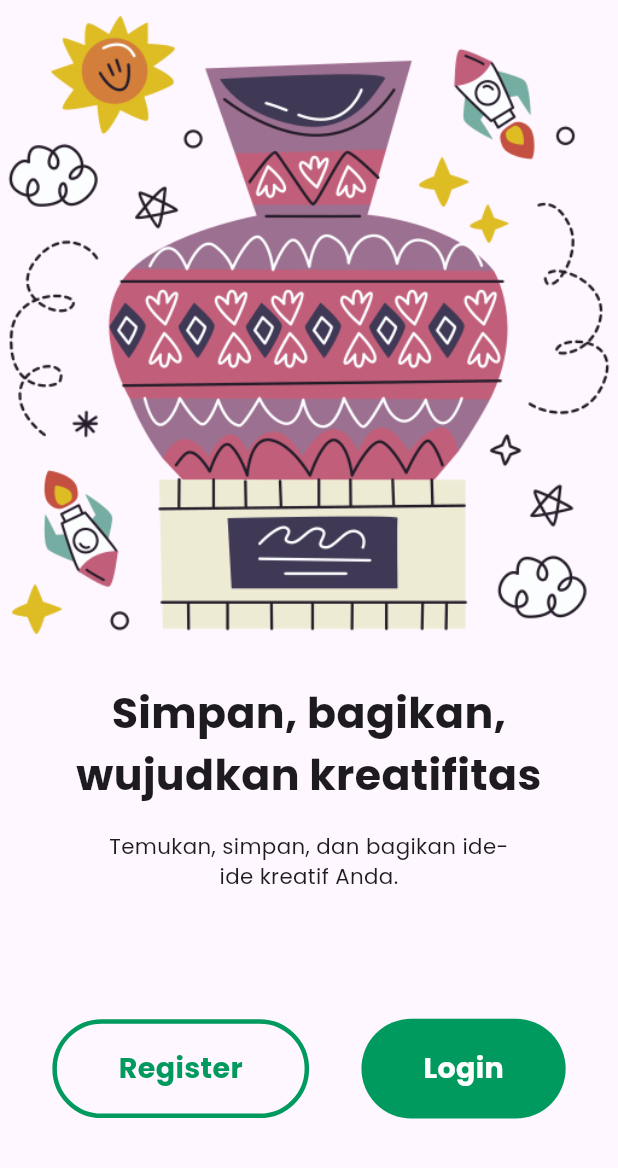
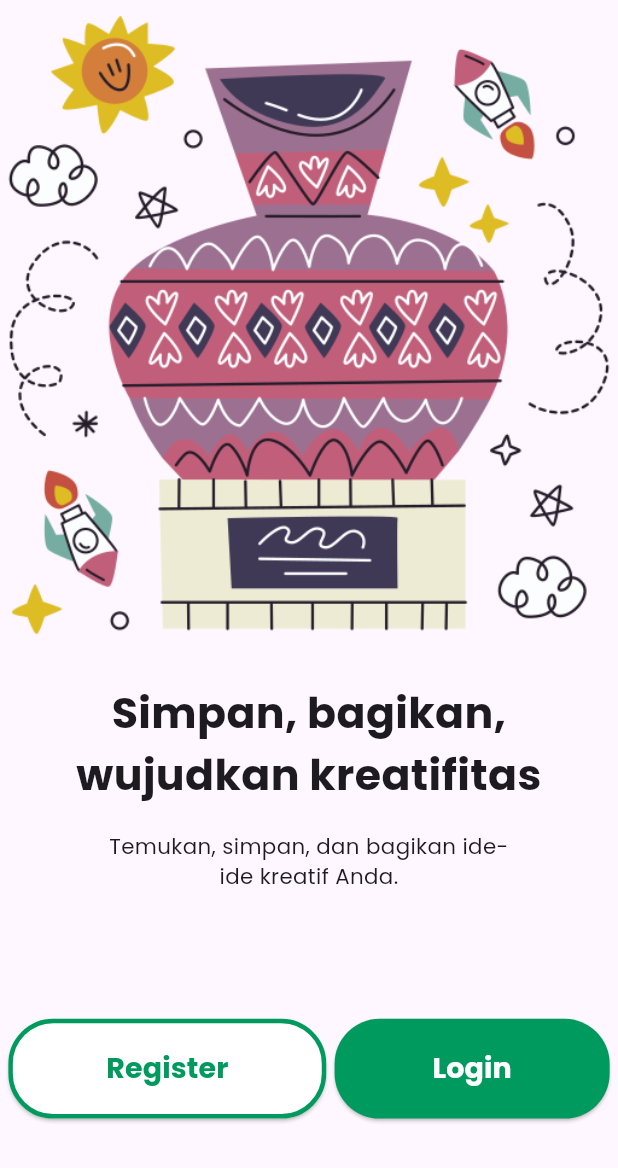
Before and after one commit to Ratih-Shinta/Inrest-App, a Flutter app: the LandingPageView screen opened by its route, on a phone screen of 412 x 824 dp, the part 68-1236 px from its top. Run offline on Flutter 3.47's test engine with Material 3 defaults, Android fonts, the phone set to English and light mode, and no system bars; our stand-ins replace get, google_fonts.

Commit message:
second commit

```diff
--- /dev/null
+++ b/lib/app/pages/home_page/bindings/home_page_binding.dart
@@ -0,0 +1,9 @@
+import 'package:get/get.dart';
+import 'package:inrest_app/app/pages/home_page/controllers/home_page_controller.dart';
+
+class HomePageBinding extends Bindings {
+  @override
+  void dependencies() {
+    Get.lazyPut<HomePageController>(() => HomePageController());
+  }
+}
--- /dev/null
+++ b/lib/app/pages/home_page/controllers/home_page_controller.dart
@@ -0,0 +1,5 @@
+import 'package:get/get_state_manager/src/simple/get_controllers.dart';
+
+class HomePageController extends GetxController{
+
+}
--- a/lib/app/pages/landing_page/views/landing_page_view.dart
+++ b/lib/app/pages/landing_page/views/landing_page_view.dart
@@ -1,6 +1,7 @@
 import 'package:flutter/material.dart';
 import 'package:get/get.dart';
 import 'package:inrest_app/app/pages/landing_page/controllers/landing_page_controller.dart';
+import 'package:inrest_app/app/routes/app_pages.dart';
 import 'package:inrest_app/themes/color_themes.dart';
 import 'package:inrest_app/themes/default_themes.dart';
 import 'package:inrest_app/themes/image_themes.dart';
@@ -63,34 +64,41 @@ class LandingPageView extends GetView<LandingPageController> {
               child: Row(
                   mainAxisAlignment: MainAxisAlignment.spaceEvenly,
                   children: [
-                    Container(
+                    ElevatedButton(
+                        onPressed: () => Get.toNamed(Routes.REGISTER_PAGE),
+                        style: ElevatedButton.styleFrom(
+                            backgroundColor: whiteColor,
+                            side: BorderSide(color: primaryColor, width: 3),
+                            shape: RoundedRectangleBorder(
+                              borderRadius: BorderRadius.circular(30.0),
+                            )),
+                        child: Padding(
                           padding: EdgeInsets.symmetric(
                               horizontal: sizeWidth * 0.1,
-                          vertical: sizeHeight * 0.02),
-                      decoration: BoxDecoration(
-                        border: Border.all(
-                          color: primaryColor,
-                          width: 3,
-                        ),
-                        borderRadius: BorderRadius.circular(50),
-                      ),
+                              vertical: sizeHeight * 0.024),
                           child: Text(
                             "Register",
                             style: registerLandingPage,
                           ),
+                        )),
+                    ElevatedButton(
+                      onPressed: () => Get.toNamed(Routes.LOGIN_PAGE),
+                      style: ElevatedButton.styleFrom(
+                        backgroundColor: primaryColor,
+                        shape: RoundedRectangleBorder(
+                          borderRadius: BorderRadius.circular(30.0),
                         ),
-                    Container(
+                      ),
+                      child: Padding(
                         padding: EdgeInsets.symmetric(
                             horizontal: sizeWidth * 0.1,
                             vertical: sizeHeight * 0.024),
-                      decoration: BoxDecoration(
-                          borderRadius: BorderRadius.circular(50),
-                          color: primaryColor),
                         child: Text(
                           "Login",
                           style: loginLandingPage,
                         ),
                       ),
+                    )
                   ])),
         ],
       )),
--- a/lib/app/pages/login_page/views/login_page_view.dart
+++ b/lib/app/pages/login_page/views/login_page_view.dart
@@ -3,6 +3,7 @@ import 'package:get/get.dart';
 import 'package:inrest_app/app/pages/login_page/controllers/login_page_controller.dart';
 import 'package:inrest_app/app/pages/login_page/views/widgets/or_login_page_widget.dart';
 import 'package:inrest_app/app/pages/login_page/views/widgets/text_field_login_page_widgets.dart';
+import 'package:inrest_app/app/routes/app_pages.dart';
 import 'package:inrest_app/themes/color_themes.dart';
 import 'package:inrest_app/themes/default_themes.dart';
 import 'package:inrest_app/themes/image_themes.dart';
@@ -64,7 +65,9 @@ class LoginPageView extends GetView<LoginPageController> {
                       ),
                     ),
                     SizedBox(height: sizeHeight * 0.02),
-                    Container(
+                    InkWell(
+                      onTap: () => Get.offNamed(Routes.HOME_PAGE),
+                      child: Container(
                         alignment: Alignment.center,
                         width: sizeWidth,
                         height: sizeHeight * 0.068,
@@ -74,6 +77,7 @@ class LoginPageView extends GetView<LoginPageController> {
                         child: Text(
                           "Login",
                           style: buttonLoginPage,
+                        ),
                       ),
                     ),
                     SizedBox(height: sizeHeight * 0.02),
--- a/lib/app/pages/register_page/views/register_page_view.dart
+++ b/lib/app/pages/register_page/views/register_page_view.dart
@@ -3,6 +3,7 @@ import 'package:get/get.dart';
 import 'package:inrest_app/app/pages/login_page/views/widgets/text_field_login_page_widgets.dart';
 import 'package:inrest_app/app/pages/register_page/controllers/register_page_controller.dart';
 import 'package:inrest_app/app/pages/register_page/views/widgets/or_register_page_widget.dart';
+import 'package:inrest_app/app/routes/app_pages.dart';
 import 'package:inrest_app/themes/color_themes.dart';
 import 'package:inrest_app/themes/default_themes.dart';
 import 'package:inrest_app/themes/image_themes.dart';
@@ -68,7 +69,9 @@ class RegisterPageView extends GetView<RegisterPageController> {
                     ),
                     TextFieldLoginPageWidget(),
                     SizedBox(height: sizeHeight * 0.02),
-                    Container(
+                    InkWell(
+                      onTap: () => Get.offNamed(Routes.HOME_PAGE),
+                      child: Container(
                         alignment: Alignment.center,
                         width: sizeWidth,
                         height: sizeHeight * 0.068,
@@ -78,6 +81,7 @@ class RegisterPageView extends GetView<RegisterPageController> {
                         child: Text(
                           "Signup",
                           style: buttonLoginPage,
+                        ),
                       ),
                     ),
                     Align(
--- a/lib/app/pages/splash_screen/view/splash_screen_view.dart
+++ b/lib/app/pages/splash_screen/view/splash_screen_view.dart
@@ -1,5 +1,6 @@
 import 'package:flutter/material.dart';
-// import 'package:get/get.dart';
+import 'package:get/get.dart';
+import 'package:inrest_app/app/pages/splash_screen/controller/splash_screen_controller.dart';
 import 'package:inrest_app/themes/default_themes.dart';
 import 'package:inrest_app/themes/image_themes.dart';
 
@@ -11,6 +12,8 @@ class SplashScreenView extends StatefulWidget {
 }
 
 class _SplashScreenViewState extends State<SplashScreenView> {
+  final SplashScreenController splashScreenController =
+      Get.put(SplashScreenController());
   @override
   Widget build(BuildContext context) {
     return Scaffold(
--- a/lib/app/routes/app_pages.dart
+++ b/lib/app/routes/app_pages.dart
@@ -1,4 +1,6 @@
 import 'package:get/get_navigation/get_navigation.dart';
+import 'package:inrest_app/app/pages/home_page/bindings/home_page_binding.dart';
+import 'package:inrest_app/app/pages/home_page/views/home_page_view.dart';
 import 'package:inrest_app/app/pages/landing_page/bindings/landing_page_binding.dart';
 import 'package:inrest_app/app/pages/landing_page/views/landing_page_view.dart';
 import 'package:inrest_app/app/pages/login_page/bindings/login_page_binding.dart';
@@ -14,7 +16,7 @@ part 'app_routes.dart';
 class AppPages {
   AppPages._();
 
-  static const INITIAL = Routes.LOGIN_PAGE;
+  static const INITIAL = Routes.SPLASH_SCREEN;
 
   static final routes = [
     GetPage(
@@ -42,5 +44,10 @@ class AppPages {
       page: () => RegisterPageView(),
       binding: RegisterPageBinding(),
     ),
+    GetPage(
+      name: _Paths.HOME_PAGE,
+      page: () => HomePageView(),
+      binding: HomePageBinding(),
+    ),
   ];
 }
--- a/lib/app/routes/app_routes.dart
+++ b/lib/app/routes/app_routes.dart
@@ -7,6 +7,7 @@ abstract class Routes {
   static const LANDING_PAGE = _Paths.LANDING_PAGE;
   static const LOGIN_PAGE = _Paths.LOGIN_PAGE;
   static const REGISTER_PAGE = _Paths.REGISTER_PAGE;
+  static const HOME_PAGE = _Paths.HOME_PAGE;
 }
 
 abstract class _Paths {
@@ -16,4 +17,5 @@ abstract class _Paths {
   static const LANDING_PAGE = '/landing-page';
   static const LOGIN_PAGE = '/login-page';
   static const REGISTER_PAGE = '/register-page';
+  static const HOME_PAGE = '/home-page';
 }
```
Also changed, not shown: lib/app/pages/home_page/views/home_page_view.dart (added, +14 -0 lines), lib/app/pages/register_page/bindings/register_page_binding.dart (line endings or trailing spaces). Lines whose indentation alone changed are shown as unchanged.
